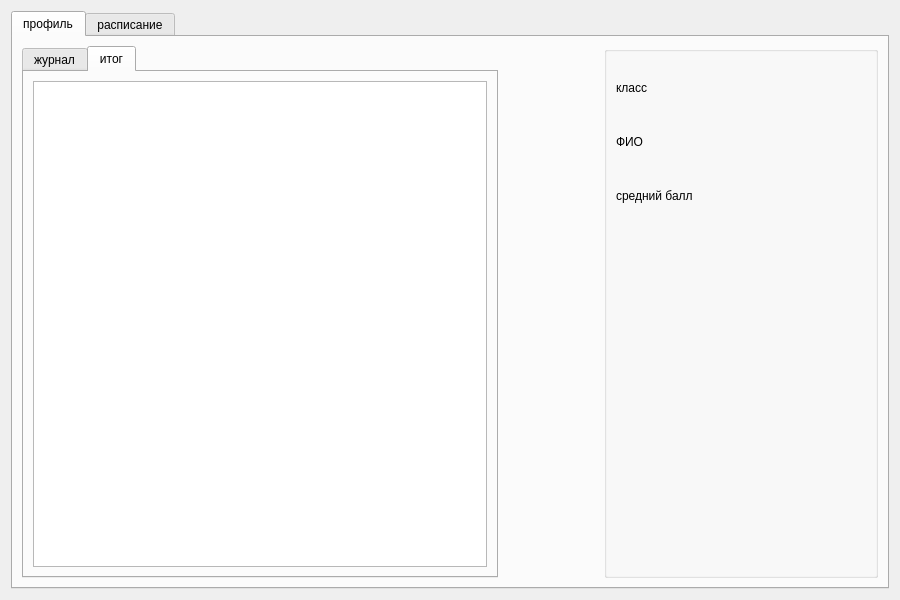
Before: the Qt Designer form SchoolManagmentSystem/Views/Forms/studentwindow.ui in KaledaKirill/SchoolManagmentSystem, drawn with Qt 5.
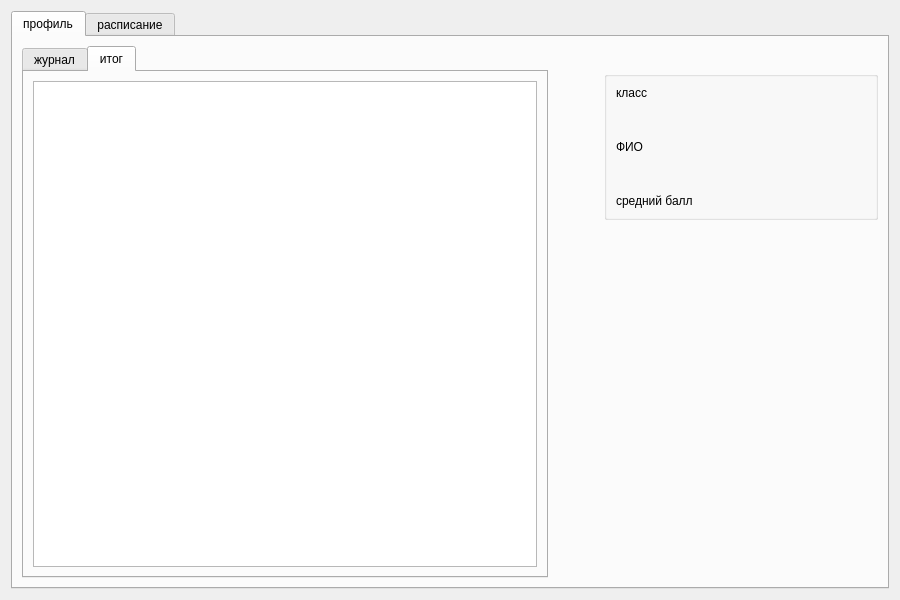
After: the same form once the commit is applied. The open tabs and pages were chosen to show the change. Icons and pictures are not drawn.

```diff
--- a/SchoolManagmentSystem/Views/Forms/studentwindow.ui
+++ b/SchoolManagmentSystem/Views/Forms/studentwindow.ui
@@ -148,7 +148,7 @@
       <attribute name="title">
        <string>профиль</string>
       </attribute>
-      <layout class="QHBoxLayout" name="horizontalLayout_4">
+      <layout class="QHBoxLayout" name="horizontalLayout_3">
        <item>
         <widget class="QTabWidget" name="journalTabWidget">
          <property name="currentIndex">
@@ -186,8 +186,26 @@
          </property>
          <property name="sizeHint" stdset="0">
           <size>
-           <width>100</width>
+           <width>50</width>
            <height>20</height>
+          </size>
+         </property>
+        </spacer>
+       </item>
+       <item>
+        <layout class="QVBoxLayout" name="verticalLayout_4">
+         <item>
+          <spacer name="verticalSpacer">
+           <property name="orientation">
+            <enum>Qt::Orientation::Vertical</enum>
+           </property>
+           <property name="sizeType">
+            <enum>QSizePolicy::Policy::Fixed</enum>
+           </property>
+           <property name="sizeHint" stdset="0">
+            <size>
+             <width>20</width>
+             <height>25</height>
           </size>
          </property>
         </spacer>
@@ -197,28 +215,12 @@
          <property name="title">
           <string/>
          </property>
-         <layout class="QHBoxLayout" name="horizontalLayout_3">
+           <layout class="QVBoxLayout" name="verticalLayout_3">
           <item>
            <layout class="QVBoxLayout" name="verticalLayout">
             <property name="spacing">
              <number>40</number>
             </property>
-            <item>
-             <spacer name="verticalSpacer_2">
-              <property name="orientation">
-               <enum>Qt::Orientation::Vertical</enum>
-              </property>
-              <property name="sizeType">
-               <enum>QSizePolicy::Policy::Minimum</enum>
-              </property>
-              <property name="sizeHint" stdset="0">
-               <size>
-                <width>10</width>
-                <height>20</height>
-               </size>
-              </property>
-             </spacer>
-            </item>
             <item>
              <widget class="QLabel" name="groupLabel">
               <property name="minimumSize">
@@ -258,8 +260,13 @@
               </property>
              </widget>
             </item>
+             </layout>
+            </item>
+           </layout>
+          </widget>
+         </item>
             <item>
-             <spacer name="verticalSpacer">
+          <spacer name="verticalSpacer_2">
               <property name="orientation">
                <enum>Qt::Orientation::Vertical</enum>
               </property>
@@ -272,9 +279,6 @@
              </spacer>
             </item>
            </layout>
-          </item>
-         </layout>
-        </widget>
        </item>
       </layout>
      </widget>
```
Left out of the diff: 6 changed lines with no effect on the pictures. Lines whose indentation alone changed are shown as unchanged.
